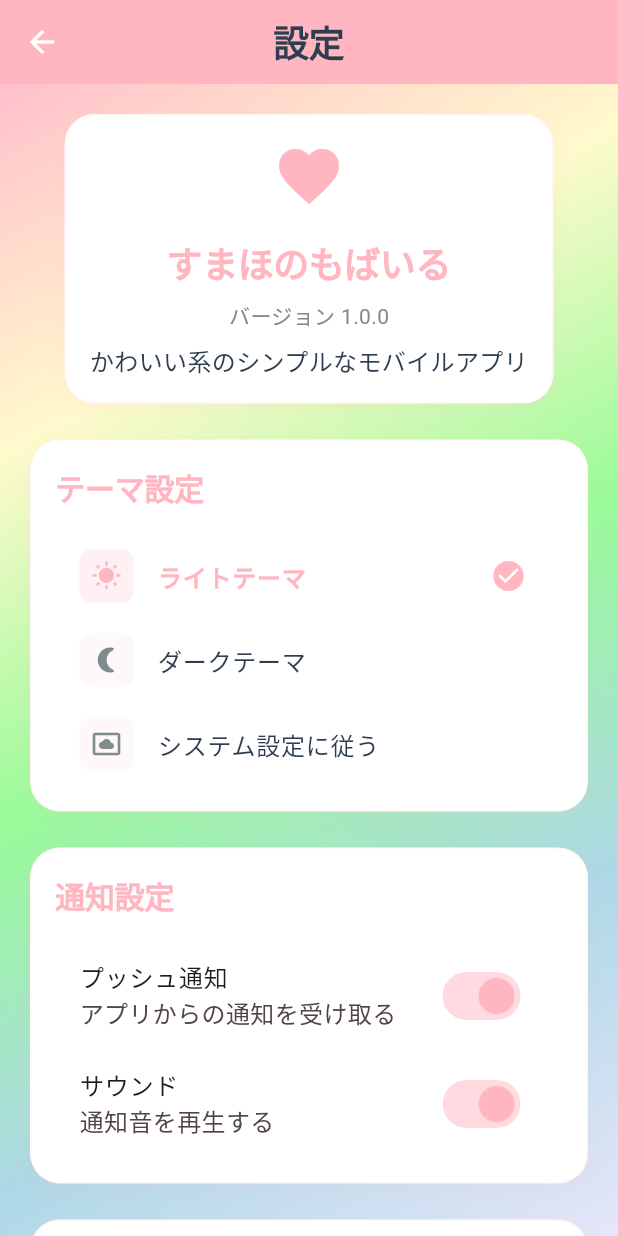
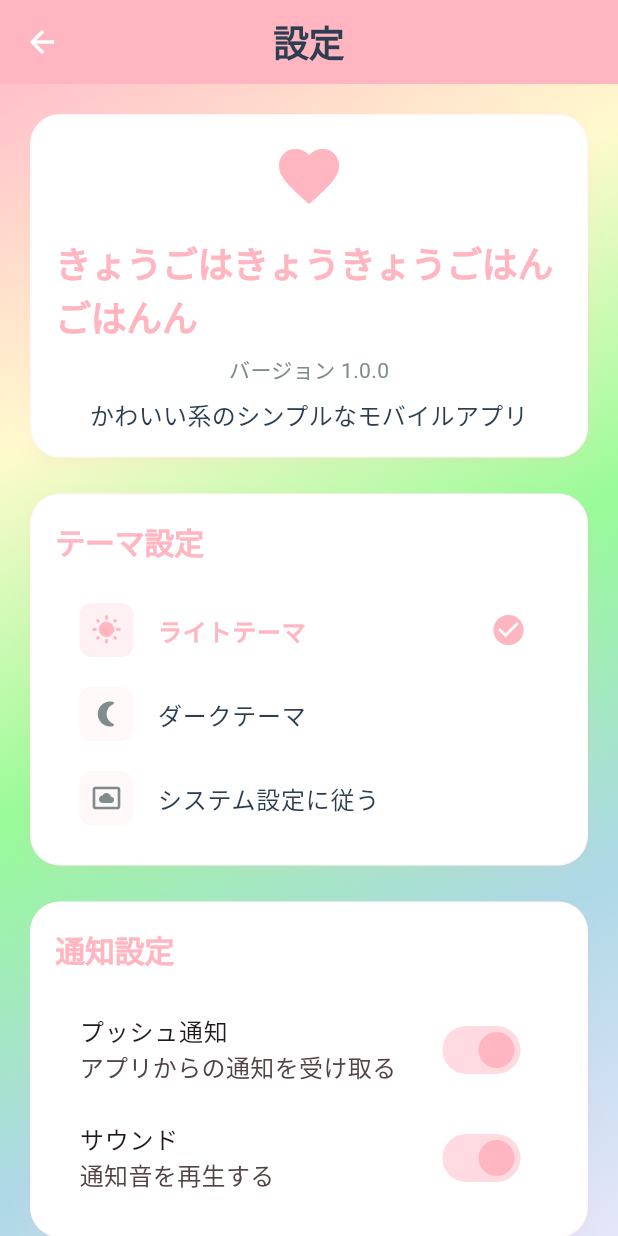
Before and after one commit to sorashidoch/app, a Flutter app: the SettingsScreen screen opened by its route, on a phone screen of 412 x 824 dp. Run offline on Flutter 3.47's test engine with Material 3 defaults, Android fonts, the phone set to English and light mode, and no system bars; our stand-ins replace go_router.

Commit message:
設定画面とアプリ本体の修正

```diff
--- a/lib/app/app.dart
+++ b/lib/app/app.dart
@@ -15,7 +15,7 @@
     return Consumer<AppState>(
       builder: (context, appState, child) {
         return MaterialApp.router(
-          title: 'すまほのもばいる',
+          title: 'きょうごはん',
           theme: AppTheme.lightTheme,
           darkTheme: AppTheme.darkTheme,
           themeMode: appState.themeMode,
--- a/lib/features/settings/screens/settings_screen.dart
+++ b/lib/features/settings/screens/settings_screen.dart
@@ -41,7 +41,7 @@
                           ),
                           const SizedBox(height: 16),
                           Text(
-                            'すまほのもばいる',
+                            'きょうごはきょうきょうごはんごはんん',
                             style: AppTextStyles.heading2.copyWith(
                               color: AppColors.primary,
                             ),
```
